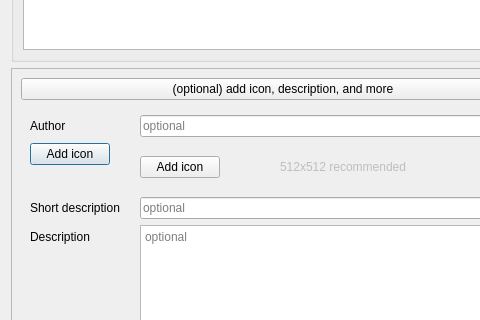
Before: the Qt Designer form src/ui/dlgPackageExporter.ui in Mudlet/Mudlet, drawn with Qt 5; both pictures show x 0 to 480 and y 96 to 416 of the 566 by 824 pixel window.
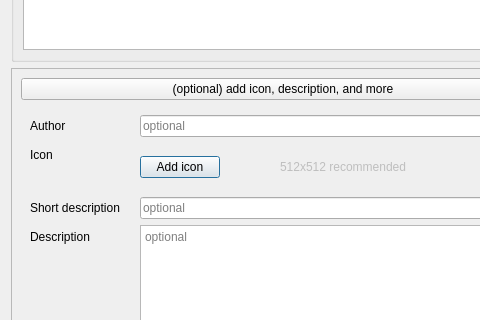
After: the same form once the commit is applied.

Commit message: Replace icon with a label

Diff of the .ui file:
```diff
--- a/src/ui/dlgPackageExporter.ui
+++ b/src/ui/dlgPackageExporter.ui
@@ -132,19 +132,6 @@
            </property>
           </widget>
          </item>
-         <item row="1" column="0">
-          <widget class="QPushButton" name="pushButton_addIcon">
-           <property name="sizePolicy">
-            <sizepolicy hsizetype="Fixed" vsizetype="Fixed">
-             <horstretch>0</horstretch>
-             <verstretch>0</verstretch>
-            </sizepolicy>
-           </property>
-           <property name="text">
-            <string>Add icon</string>
-           </property>
-          </widget>
-         </item>
          <item row="1" column="1">
           <layout class="QHBoxLayout" name="horizontalLayout_2">
            <item>
@@ -387,6 +374,13 @@
            </item>
           </layout>
          </item>
+         <item row="1" column="0">
+          <widget class="QLabel" name="label_3">
+           <property name="text">
+            <string>Icon</string>
+           </property>
+          </widget>
+         </item>
         </layout>
        </widget>
       </item>
```
